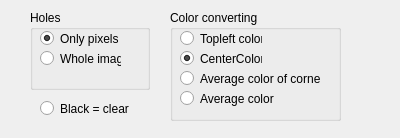
Old version of the form PixelPicture/importsettings.ui in the repository sophiemax/AnimE.
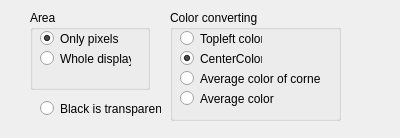
New version of the form.

```diff
--- a/PixelPicture/importsettings.ui
+++ b/PixelPicture/importsettings.ui
@@ -23,7 +23,7 @@
     </rect>
    </property>
    <property name="title">
-    <string>Holes</string>
+    <string>Area</string>
    </property>
    <widget class="QRadioButton" name="onlypixels">
     <property name="geometry">
@@ -46,12 +46,12 @@
      <rect>
       <x>10</x>
       <y>40</y>
-      <width>81</width>
+      <width>91</width>
       <height>17</height>
      </rect>
     </property>
     <property name="text">
-     <string>Whole image</string>
+     <string>Whole display</string>
     </property>
    </widget>
   </widget>
@@ -133,7 +133,7 @@
     </rect>
    </property>
    <property name="text">
-    <string>Black = clear</string>
+    <string>Black is transparent</string>
    </property>
   </widget>
  </widget>
```
Left out of the diff: 6 changed lines with no effect on the pictures.
